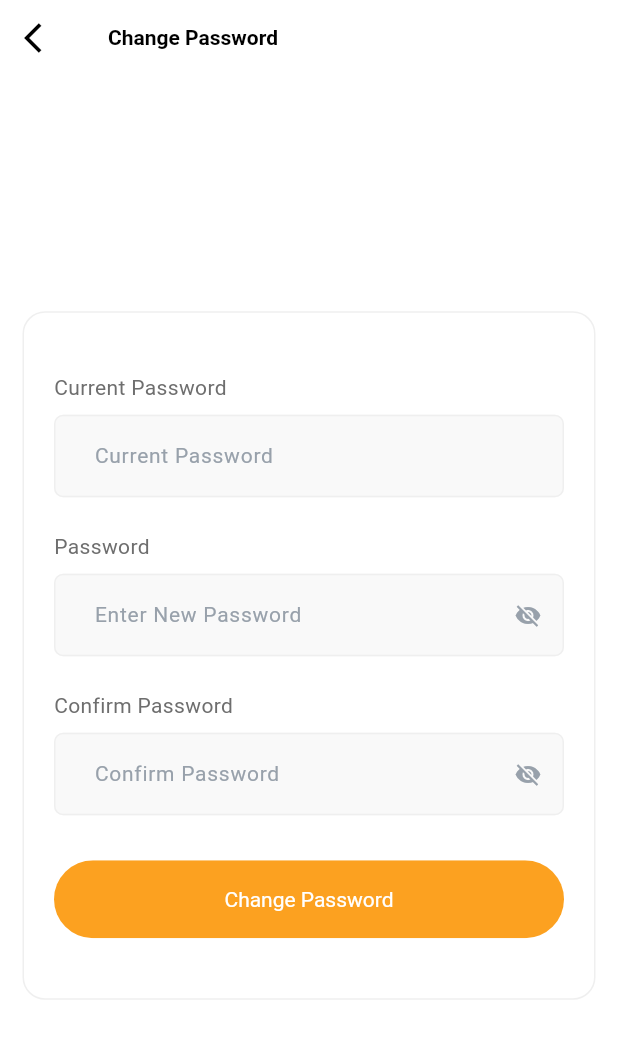
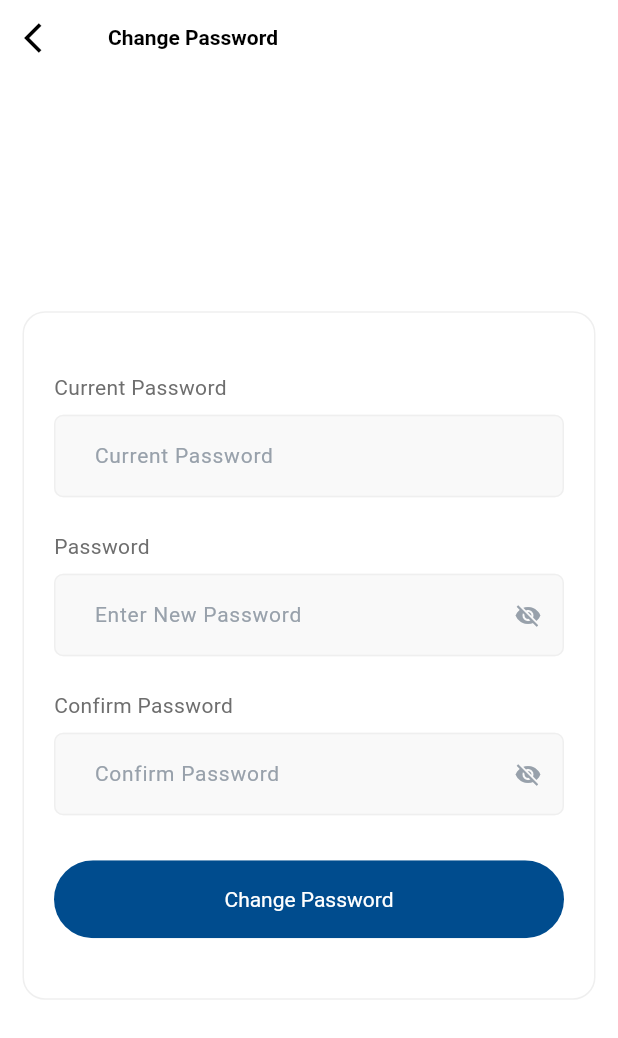
Before and after one commit to PROPHET2350/teno-apk, a Flutter app: the ChangePasswordScreen screen opened by its route, on a phone screen of 412 x 824 dp. Shown: the top 1038 px of the screen. Run offline on Flutter 3.47's test engine with Material 3 defaults, Android fonts, the phone set to English and light mode, and no system bars; our stand-ins replace animated_bottom_navigation_bar, auto_size_text, awesome_dialog, cached_network_image, connectivity_plus, dio and 21 more; missing offline and left inert: dart:html, flutter_app_lock, flutter_timer_countdown; accounts and stored records are empty; network calls fail; Roboto replaces fonts that are missing (Mulish).

Commit message:
set colors and android setup

```diff
--- a/lib/core/utils/my_color.dart
+++ b/lib/core/utils/my_color.dart
@@ -1,7 +1,7 @@
 import 'package:flutter/material.dart';
 
 class MyColor {
-  static const Color primaryColor = Color(0xFFFCA120);
+  static const Color primaryColor = Color(0xFF004C8E);
   static const Color colorBlack = Color(0xFF000000);
   static const Color colorWhite = Color(0xFFFFFFFF);
   static const Color colorHint = Color(0xFF52575C);
@@ -15,16 +15,16 @@ class MyColor {
 
   static const Color textFieldDisableBorderColor = Color(0xffCFCEDB);
 
-  static const Color primaryColor100 = Color(0xFFfca936);
-  static const Color primaryColor200 = Color(0xFFfcb22f);
-  static const Color primaryColor300 = Color(0xFFfcb44f);
-  static const Color primaryColor400 = Color(0xFFfdbf68);
-  static const Color primaryColor500 = Color(0xFFfdca81);
-  static const Color primaryColor600 = Color(0xFFfdd49b);
-  static const Color primaryColor700 = Color(0xFFfedfb4);
-  static const Color primaryColor800 = Color(0xFFfeeacd);
-  static const Color primaryColor900 = Color(0xFFfef5e6);
-  static const Color primaryColor1000 = Color(0xFFffe6f0);
+  static const Color primaryColor100 = Color(0xFF005A9B);
+  static const Color primaryColor200 = Color(0xFF0067A8);
+  static const Color primaryColor300 = Color(0xFF0073B4);
+  static const Color primaryColor400 = Color(0xFF0080C1);
+  static const Color primaryColor500 = Color(0xFF3393CE);
+  static const Color primaryColor600 = Color(0xFF66A7DB);
+  static const Color primaryColor700 = Color(0xFF99BCE8);
+  static const Color primaryColor800 = Color(0xFFCCE0F4);
+  static const Color primaryColor900 = Color(0xFFE6F2FA);
+  static const Color primaryColor1000 = Color(0xFFF2F9FD);
 
   static const Color textField = Color(0xFF042656);
   static const Color black5 = Color(0xFFf2f2f2);
```
Also changed, not shown: 6 other files.
